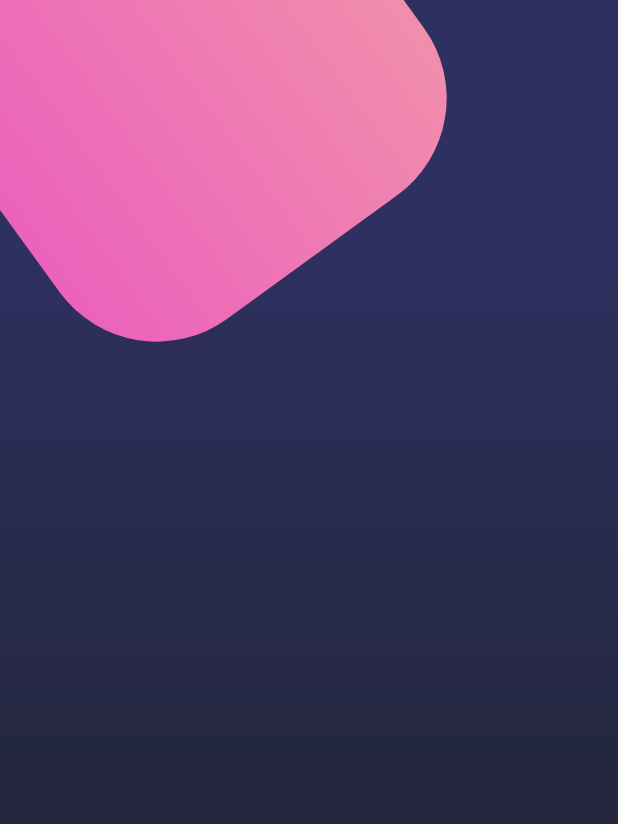
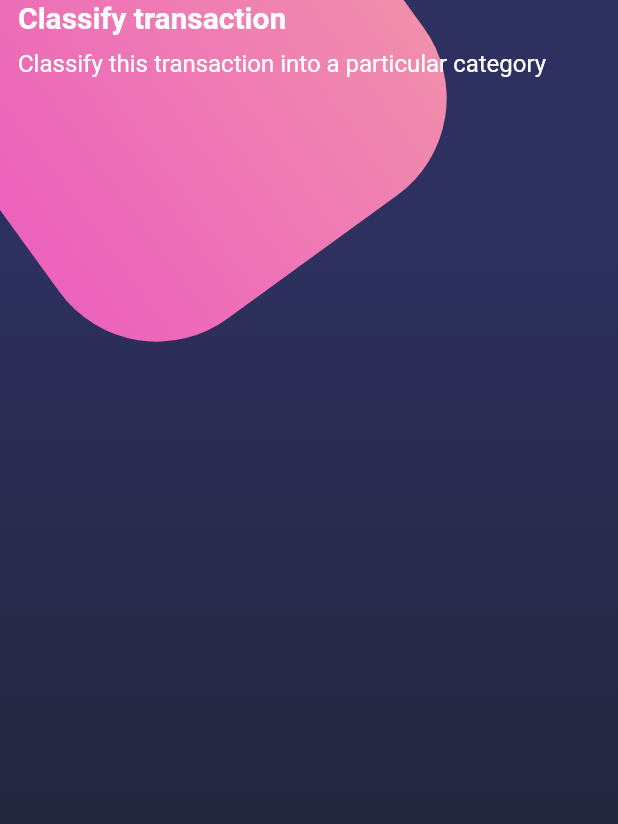
Before and after one commit to ProjectsFlutter/AppDesigns, a Flutter app: the screen it shows after launch, on a phone screen of 412 x 824 dp. Shown: the top 824 px of the screen. Run offline on Flutter 3.47's test engine with Material 2 defaults, Android fonts, the phone set to English and light mode, and no system bars.

Commit message:
Composite Design - Statusbar and titles

```diff
--- a/lib/main.dart
+++ b/lib/main.dart
@@ -2,12 +2,15 @@
 import 'package:app_designs/screens/home-screen.dart';
 import 'package:app_designs/screens/scroll_design.dart';
 import 'package:flutter/material.dart';
+import 'package:flutter/services.dart';
 
 void main() => runApp(MyApp());
 
 class MyApp extends StatelessWidget {
+
   @override
   Widget build(BuildContext context) {
+    SystemChrome.setSystemUIOverlayStyle( SystemUiOverlayStyle.light);
     return MaterialApp(
       debugShowCheckedModeBanner: false,
       title: 'Material App',
--- a/lib/screens/home-screen.dart
+++ b/lib/screens/home-screen.dart
@@ -1,4 +1,5 @@
 import 'package:app_designs/widgets/background.dart';
+import 'package:app_designs/widgets/page_title.dart';
 import 'package:flutter/material.dart';
 
 class HomeScreen extends StatelessWidget {
@@ -8,8 +9,23 @@
       body: Stack(
       children: [
         Background(),
+        _HomeBody()
       ],
       ),
     );
   }
 }
+
+class _HomeBody extends StatelessWidget {
+
+  @override
+  Widget build(BuildContext context) {
+    return SingleChildScrollView(
+      child: Column(
+        children: [
+          PageTitle()
+        ],
+      ),
+    );
+  }
+}
--- /dev/null
+++ b/lib/widgets/page_title.dart
@@ -0,0 +1,21 @@
+import 'package:flutter/material.dart';
+
+class PageTitle extends StatelessWidget {
+  @override
+  Widget build(BuildContext context) {
+    return SafeArea(
+      bottom: false,
+      child: Container(
+        margin: EdgeInsets.symmetric(horizontal:12.0),
+        child: Column(
+          crossAxisAlignment: CrossAxisAlignment.start,
+          children: [
+            Text('Classify transaction', style: TextStyle(color: Colors.white, fontSize:20, fontWeight: FontWeight.bold)),
+            SizedBox(height: 10.0),
+            Text('Classify this transaction into a particular category', style: TextStyle(color: Colors.white, fontSize:16)),
+          ],
+        ),
+      ),
+    );
+  }
+}
```
